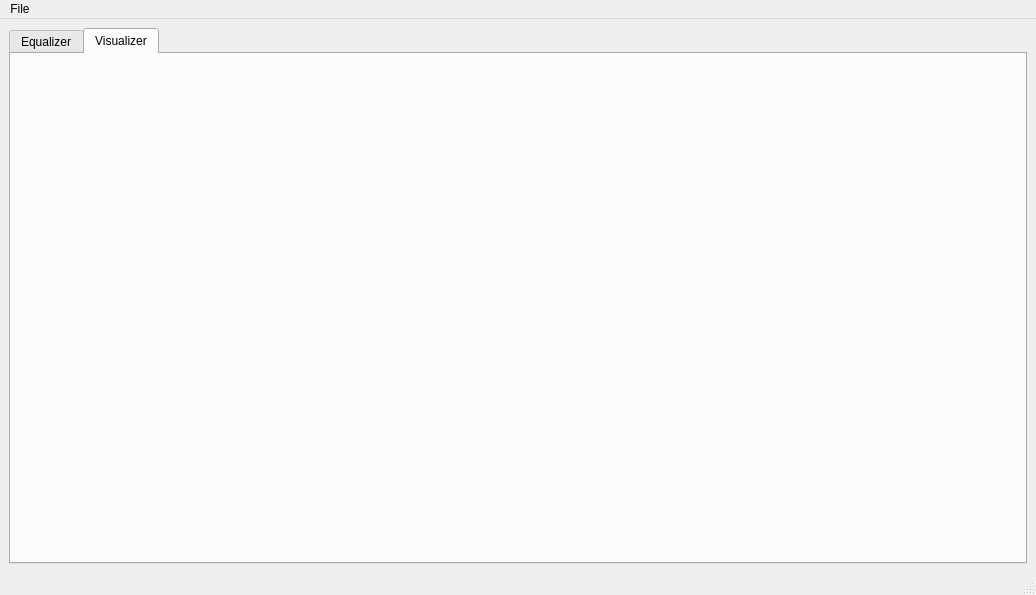
Qt form GUI.ui (mahmoud-seleem/music_equalizer) before a commit.
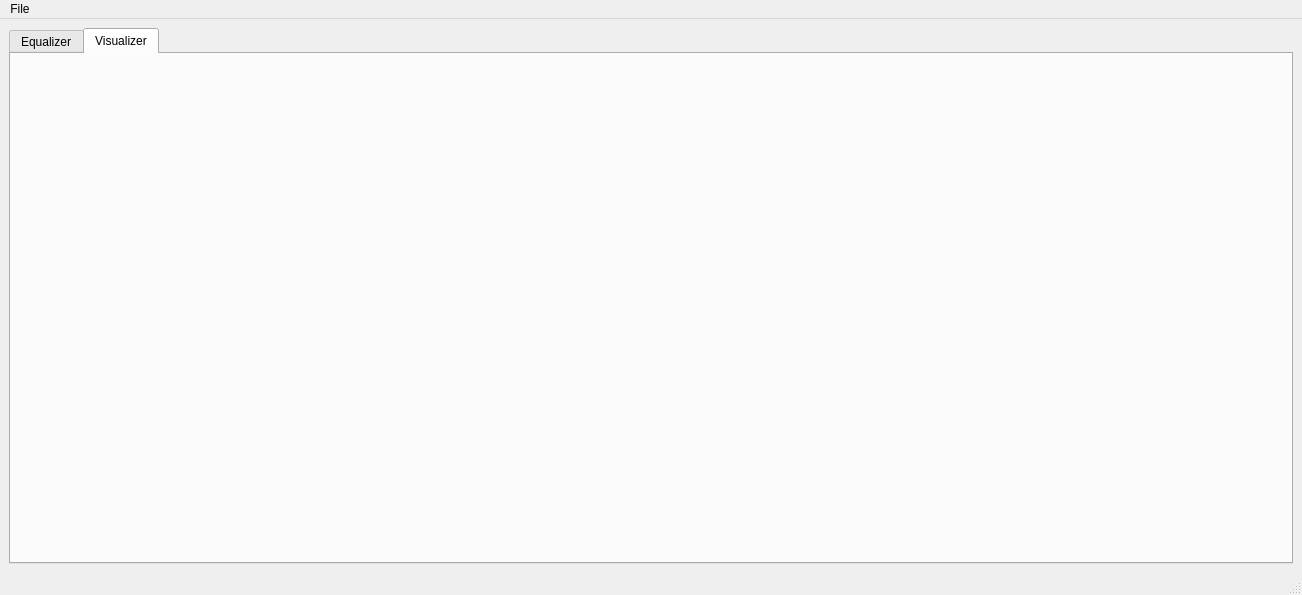
The same form after that commit. The open tabs and pages were chosen to show the change. Icons and pictures are not drawn. Custom widgets are drawn as their Qt base class.

Diff of the .ui file:
```diff
--- a/GUI.ui
+++ b/GUI.ui
@@ -6,7 +6,7 @@
    <rect>
     <x>0</x>
     <y>0</y>
-    <width>1036</width>
+    <width>1302</width>
     <height>595</height>
    </rect>
   </property>
@@ -2251,8 +2251,8 @@
     <rect>
      <x>0</x>
      <y>0</y>
-     <width>1036</width>
-     <height>21</height>
+     <width>1302</width>
+     <height>20</height>
     </rect>
    </property>
    <widget class="QMenu" name="file_menu">
```
Left out of the diff: 21 changed lines with no effect on the pictures.
